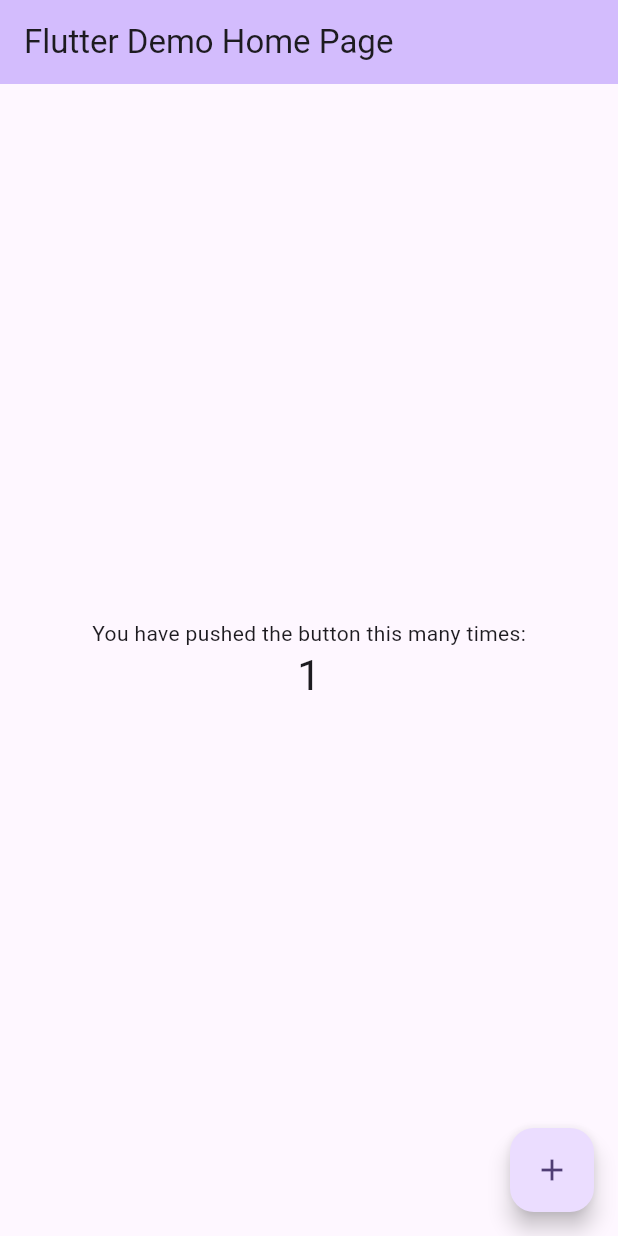
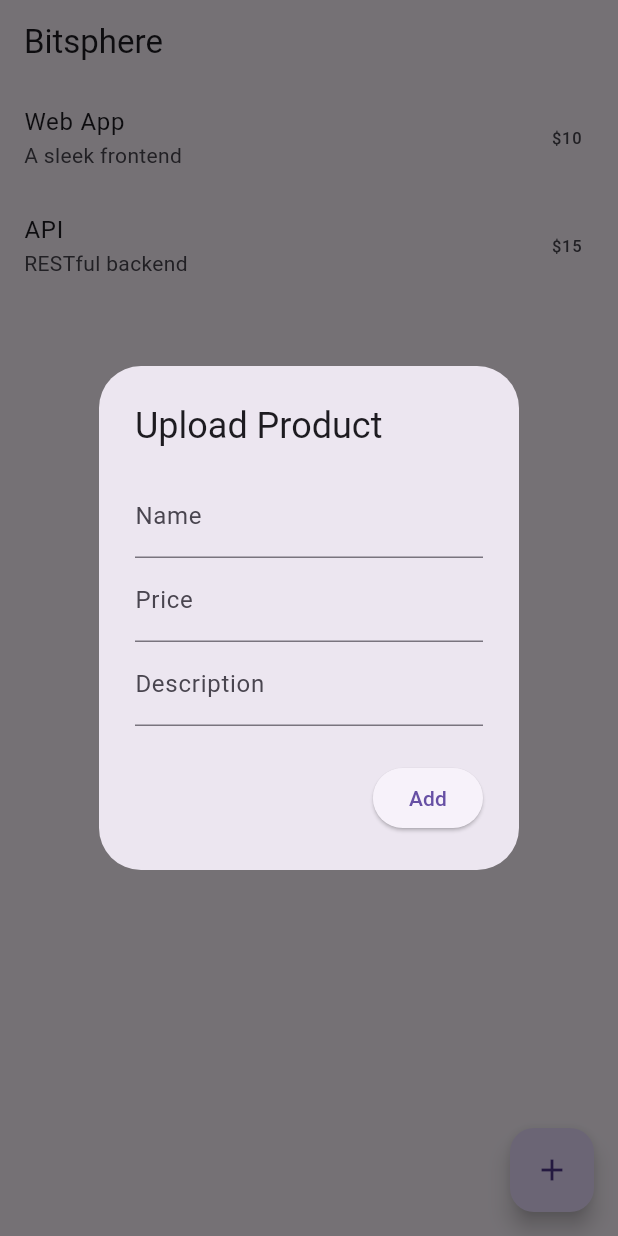
Before and after one commit to BitSphereOrg/BitSphere, a Flutter app: the screen it shows after launch, after a tap on the "add" icon, on a phone screen of 412 x 824 dp. Run offline on Flutter 3.47's test engine with Material 3 defaults, Android fonts, the phone set to English and light mode, and no system bars.

Commit message:
feat: add a noobie landing page !

```diff
--- a/lib/main.dart
+++ b/lib/main.dart
@@ -1,125 +1,18 @@
 import 'package:flutter/material.dart';
+import 'screens/product_list_screen.dart';
 
 void main() {
-  runApp(const MyApp());
+  runApp(BitsphereApp());
 }
 
-class MyApp extends StatelessWidget {
-  const MyApp({super.key});
+class BitsphereApp extends StatelessWidget {
+  const BitsphereApp({super.key});
 
-  // This widget is the root of your application.
   @override
   Widget build(BuildContext context) {
     return MaterialApp(
-      title: 'Flutter Demo',
-      theme: ThemeData(
-        // This is the theme of your application.
-        //
-        // TRY THIS: Try running your application with "flutter run". You'll see
-        // the application has a purple toolbar. Then, without quitting the app,
-        // try changing the seedColor in the colorScheme below to Colors.green
-        // and then invoke "hot reload" (save your changes or press the "hot
-        // reload" button in a Flutter-supported IDE, or press "r" if you used
-        // the command line to start the app).
-        //
-        // Notice that the counter didn't reset back to zero; the application
-        // state is not lost during the reload. To reset the state, use hot
-        // restart instead.
-        //
-        // This works for code too, not just values: Most code changes can be
-        // tested with just a hot reload.
-        colorScheme: ColorScheme.fromSeed(seedColor: Colors.deepPurple),
-        useMaterial3: true,
-      ),
-      home: const MyHomePage(title: 'Flutter Demo Home Page'),
+      title: 'Bitsphere',
+      home: ProductListScreen(),
     );
   }
 }
-
-class MyHomePage extends StatefulWidget {
-  const MyHomePage({super.key, required this.title});
-
-  // This widget is the home page of your application. It is stateful, meaning
-  // that it has a State object (defined below) that contains fields that affect
-  // how it looks.
-
-  // This class is the configuration for the state. It holds the values (in this
-  // case the title) provided by the parent (in this case the App widget) and
-  // used by the build method of the State. Fields in a Widget subclass are
-  // always marked "final".
-
-  final String title;
-
-  @override
-  State<MyHomePage> createState() => _MyHomePageState();
-}
-
-class _MyHomePageState extends State<MyHomePage> {
-  int _counter = 0;
-
-  void _incrementCounter() {
-    setState(() {
-      // This call to setState tells the Flutter framework that something has
-      // changed in this State, which causes it to rerun the build method below
-      // so that the display can reflect the updated values. If we changed
-      // _counter without calling setState(), then the build method would not be
-      // called again, and so nothing would appear to happen.
-      _counter++;
-    });
-  }
-
-  @override
-  Widget build(BuildContext context) {
-    // This method is rerun every time setState is called, for instance as done
-    // by the _incrementCounter method above.
-    //
-    // The Flutter framework has been optimized to make rerunning build methods
-    // fast, so that you can just rebuild anything that needs updating rather
-    // than having to individually change instances of widgets.
-    return Scaffold(
-      appBar: AppBar(
-        // TRY THIS: Try changing the color here to a specific color (to
-        // Colors.amber, perhaps?) and trigger a hot reload to see the AppBar
-        // change color while the other colors stay the same.
-        backgroundColor: Theme.of(context).colorScheme.inversePrimary,
-        // Here we take the value from the MyHomePage object that was created by
-        // the App.build method, and use it to set our appbar title.
-        title: Text(widget.title),
-      ),
-      body: Center(
-        // Center is a layout widget. It takes a single child and positions it
-        // in the middle of the parent.
-        child: Column(
-          // Column is also a layout widget. It takes a list of children and
-          // arranges them vertically. By default, it sizes itself to fit its
-          // children horizontally, and tries to be as tall as its parent.
-          //
-          // Column has various properties to control how it sizes itself and
-          // how it positions its children. Here we use mainAxisAlignment to
-          // center the children vertically; the main axis here is the vertical
-          // axis because Columns are vertical (the cross axis would be
-          // horizontal).
-          //
-          // TRY THIS: Invoke "debug painting" (choose the "Toggle Debug Paint"
-          // action in the IDE, or press "p" in the console), to see the
-          // wireframe for each widget.
-          mainAxisAlignment: MainAxisAlignment.center,
-          children: <Widget>[
-            const Text(
-              'You have pushed the button this many times:',
-            ),
-            Text(
-              '$_counter',
-              style: Theme.of(context).textTheme.headlineMedium,
-            ),
-          ],
-        ),
-      ),
-      floatingActionButton: FloatingActionButton(
-        onPressed: _incrementCounter,
-        tooltip: 'Increment',
-        child: const Icon(Icons.add),
-      ), // This trailing comma makes auto-formatting nicer for build methods.
-    );
-  }
-}
--- /dev/null
+++ b/lib/models/product.dart
@@ -0,0 +1,13 @@
+class Product {
+  String name;
+  String price;
+  String desc;
+
+  Product(this.name, this.price, this.desc);
+
+  Map<String, String> toMap() => {"name": name, "price": price, "desc": desc};
+
+  static bool isValid(String name, String price, String desc) {
+    return name.isNotEmpty && price.isNotEmpty && desc.isNotEmpty;
+  }
+}
--- /dev/null
+++ b/lib/screens/product_list_screen.dart
@@ -0,0 +1,73 @@
+import 'package:flutter/material.dart';
+import '../models/product.dart';
+
+class ProductListScreen extends StatefulWidget {
+  @override
+  _ProductListScreenState createState() => _ProductListScreenState();
+}
+
+class _ProductListScreenState extends State<ProductListScreen> {
+  List<Product> products = [
+    Product("Web App", "\$10", "A sleek frontend"),
+    Product("API", "\$15", "RESTful backend"),
+  ];
+
+  void _addProduct(BuildContext scaffoldContext) {
+    showDialog(
+      context: scaffoldContext,
+      builder: (dialogContext) {
+        String name = "", price = "", desc = "";
+        return AlertDialog(
+          title: Text("Upload Product"),
+          content: Column(
+            mainAxisSize: MainAxisSize.min,
+            children: [
+              TextField(onChanged: (val) => name = val, decoration: InputDecoration(labelText: "Name")),
+              TextField(onChanged: (val) => price = val, decoration: InputDecoration(labelText: "Price")),
+              TextField(onChanged: (val) => desc = val, decoration: InputDecoration(labelText: "Description")),
+            ],
+          ),
+          actions: [
+            ElevatedButton(
+              onPressed: () {
+                if (!Product.isValid(name, price, desc)) {
+                  ScaffoldMessenger.of(scaffoldContext).showSnackBar(
+                    SnackBar(content: Text("Fill all fields!")),
+                  );
+                  return;
+                }
+                setState(() {
+                  products.add(Product(name, price, desc));
+                });
+                Navigator.pop(dialogContext);
+              },
+              child: Text("Add"),
+            ),
+          ],
+        );
+      },
+    );
+  }
+
+  @override
+  Widget build(BuildContext context) {
+    return Scaffold(
+      appBar: AppBar(title: Text("Bitsphere")),
+      body: ListView.builder(
+        itemCount: products.length,
+        itemBuilder: (context, index) {
+          return ListTile(
+            title: Text(products[index].name),
+            subtitle: Text(products[index].desc),
+            trailing: Text(products[index].price),
+          );
+        },
+      ),
+      floatingActionButton: FloatingActionButton(
+        onPressed: () => _addProduct(context),
+        child: Icon(Icons.add),
+        tooltip: "Upload Product",
+      ),
+    );
+  }
+}
```
Also changed, not shown: pubspec.yaml (+2 -11 lines), pubspec.lock, 3 other files.
